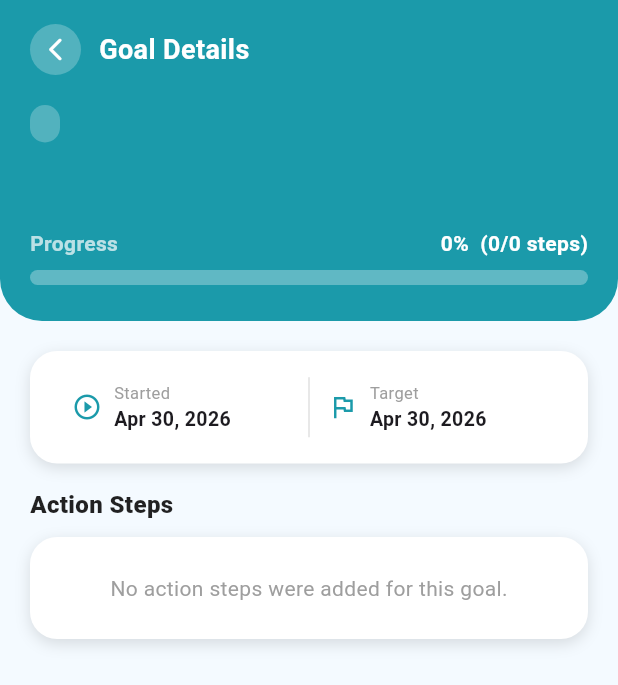
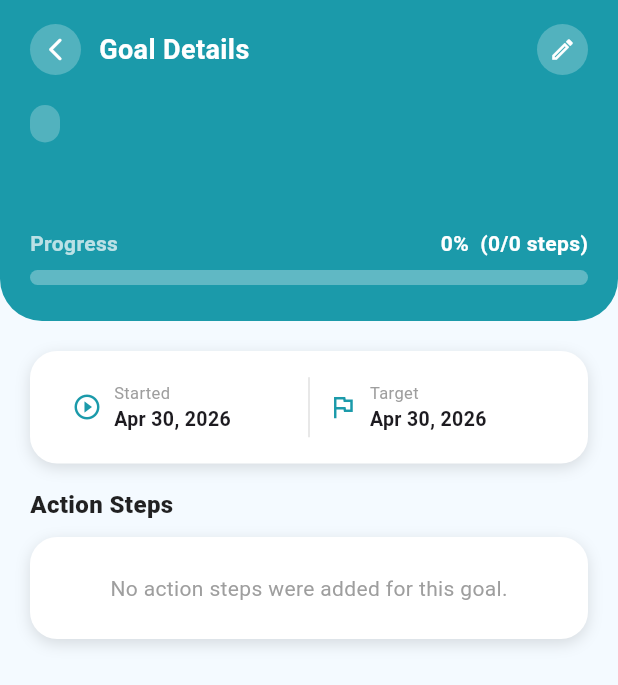
Before and after one commit to MennaHesham9/graduation_project, a Flutter app: the GoalDetailsScreen screen opened directly with empty values, on a phone screen of 412 x 824 dp. Shown: the top 685 px of the screen. Run offline on Flutter 3.47's test engine with Material 3 defaults, Android fonts, the phone set to English and light mode, and no system bars; our stand-ins replace cloud_firestore, file_picker, firebase_auth, firebase_core, firebase_messaging, image_picker; accounts and stored records are empty.

Commit message:
Goal edit

```diff
--- a/lib/features/client/goals/models/goal_model.dart
+++ b/lib/features/client/goals/models/goal_model.dart
@@ -94,15 +94,29 @@ class GoalModel {
     'createdAt': Timestamp.fromDate(createdAt),
   };
 
-  GoalModel copyWith({List<ActionStep>? actionSteps}) => GoalModel(
-    id: id,
-    clientId: clientId,
-    title: title,
-    description: description,
-    category: category,
-    startDate: startDate,
-    targetDate: targetDate,
-    actionSteps: actionSteps ?? this.actionSteps,
-    createdAt: createdAt,
-  );
+  // ── Full copyWith (supports all fields) ────────────────────────────────────
+  GoalModel copyWith({
+    String? id,
+    String? clientId,
+    String? title,
+    String? description,
+    String? category,
+    DateTime? startDate,
+    DateTime? targetDate,
+    List<ActionStep>? actionSteps,
+    DateTime? createdAt,
+    bool clearStartDate = false,
+    bool clearTargetDate = false,
+  }) =>
+      GoalModel(
+        id: id ?? this.id,
+        clientId: clientId ?? this.clientId,
+        title: title ?? this.title,
+        description: description ?? this.description,
+        category: category ?? this.category,
+        startDate: clearStartDate ? null : (startDate ?? this.startDate),
+        targetDate: clearTargetDate ? null : (targetDate ?? this.targetDate),
+        actionSteps: actionSteps ?? this.actionSteps,
+        createdAt: createdAt ?? this.createdAt,
+      );
 }
--- a/lib/features/client/goals/screens/goal_details_screen.dart
+++ b/lib/features/client/goals/screens/goal_details_screen.dart
@@ -4,6 +4,7 @@ import 'package:flutter/material.dart';
 import 'package:provider/provider.dart';
 import '../models/goal_model.dart';
 import '../providers/goal_provider.dart';
+import 'create_new_goal_screen.dart';
 
 class GoalDetailsScreen extends StatelessWidget {
   final GoalModel goal;
@@ -54,11 +55,12 @@ class GoalDetailsScreen extends StatelessWidget {
                 children: [
                   Row(
                     children: [
+                      // Back button
                       InkWell(
                         onTap: () => Navigator.pop(context),
                         child: Container(
                           padding: const EdgeInsets.all(8),
-                          decoration: BoxDecoration(
+                          decoration: const BoxDecoration(
                             color: Colors.white24,
                             shape: BoxShape.circle,
                           ),
@@ -67,12 +69,34 @@ class GoalDetailsScreen extends StatelessWidget {
                         ),
                       ),
                       const SizedBox(width: 12),
-                      const Text(
-                        'Goal Details',
-                        style: TextStyle(
-                          color: Colors.white,
-                          fontSize: 18,
-                          fontWeight: FontWeight.w700,
+                      const Expanded(
+                        child: Text(
+                          'Goal Details',
+                          style: TextStyle(
+                            color: Colors.white,
+                            fontSize: 18,
+                            fontWeight: FontWeight.w700,
+                          ),
+                        ),
+                      ),
+                      // ── Edit button ────────────────────────────────────────
+                      InkWell(
+                        onTap: () => Navigator.push(
+                          context,
+                          MaterialPageRoute(
+                            builder: (_) => CreateNewGoalScreen(
+                              existingGoal: liveGoal,
+                            ),
+                          ),
+                        ),
+                        child: Container(
+                          padding: const EdgeInsets.all(8),
+                          decoration: const BoxDecoration(
+                            color: Colors.white24,
+                            shape: BoxShape.circle,
+                          ),
+                          child: const Icon(Icons.edit_outlined,
+                              color: Colors.white, size: 18),
                         ),
                       ),
                     ],
--- a/lib/features/client/goals/services/goal_service.dart
+++ b/lib/features/client/goals/services/goal_service.dart
@@ -25,6 +25,11 @@ class GoalService {
     return ref.id;
   }
 
+  // ── Update an existing goal ───────────────────────────────────────────────
+  Future<void> updateGoal(GoalModel goal) async {
+    await _col.doc(goal.id).update(goal.toMap());
+  }
+
   // ── Toggle a single action step ───────────────────────────────────────────
   Future<void> toggleActionStep({
     required String goalId,
```
Also changed, not shown: lib/features/client/goals/providers/goal_provider.dart (+25 -0 lines), lib/features/client/goals/screens/create_new_goal_screen.dart (+77 -25 lines), pubspec.lock.
